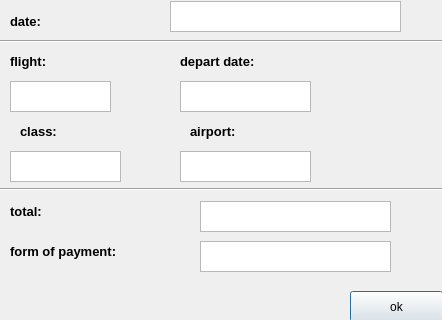
Above: receipt.ui from Abdelrahman-Shorim/FlightApp before the change; both pictures show x 0 to 442 and y 159 to 479 of the 442 by 479 pixel window. Below: the same form after it.
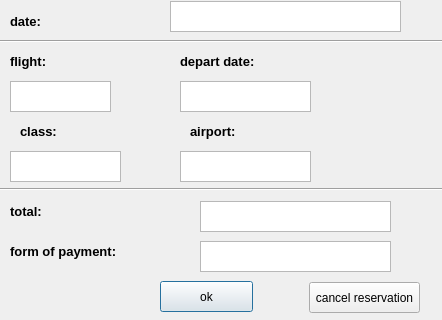
That is the form after the change.

What changed in the file:
```diff
--- a/receipt.ui
+++ b/receipt.ui
@@ -263,11 +263,11 @@
     </rect>
    </property>
   </widget>
-  <widget class="QPushButton" name="pushButton">
+  <widget class="QPushButton" name="home">
    <property name="geometry">
     <rect>
-     <x>350</x>
-     <y>450</y>
+     <x>160</x>
+     <y>440</y>
      <width>93</width>
      <height>31</height>
     </rect>
@@ -276,6 +276,19 @@
     <string>ok</string>
    </property>
   </widget>
+  <widget class="QPushButton" name="pushButton">
+   <property name="geometry">
+    <rect>
+     <x>309</x>
+     <y>441</y>
+     <width>111</width>
+     <height>31</height>
+    </rect>
+   </property>
+   <property name="text">
+    <string>cancel reservation</string>
+   </property>
+  </widget>
  </widget>
  <resources/>
  <connections/>
```
Left out of the diff: 2 changed lines with no effect on the pictures.
